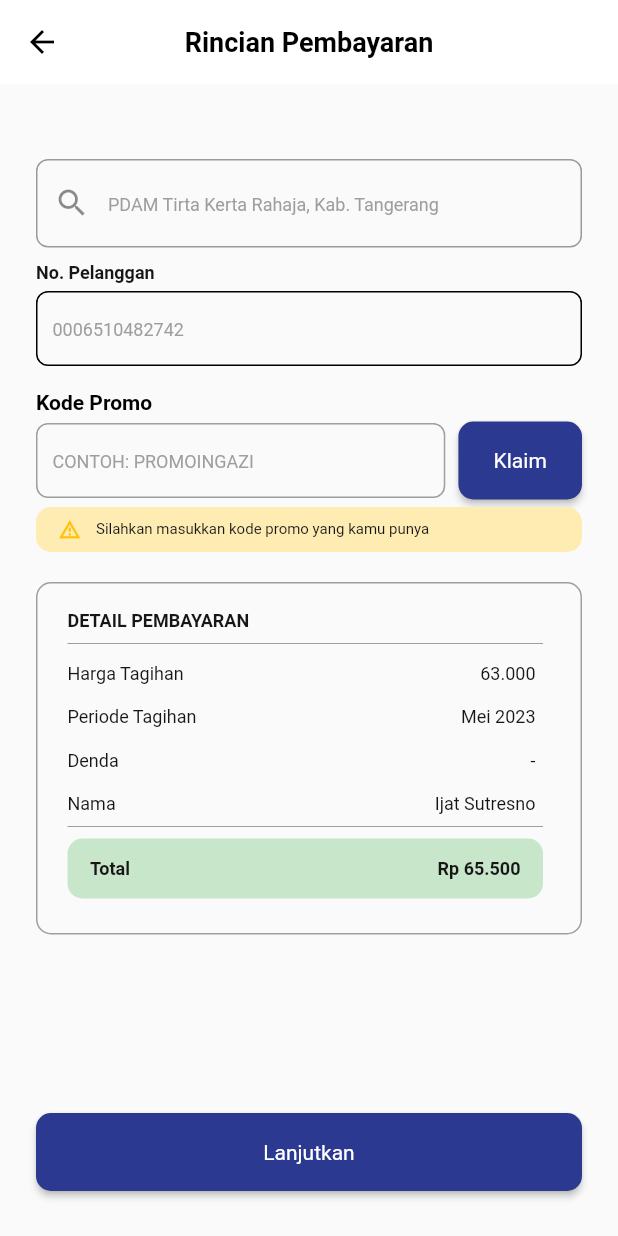
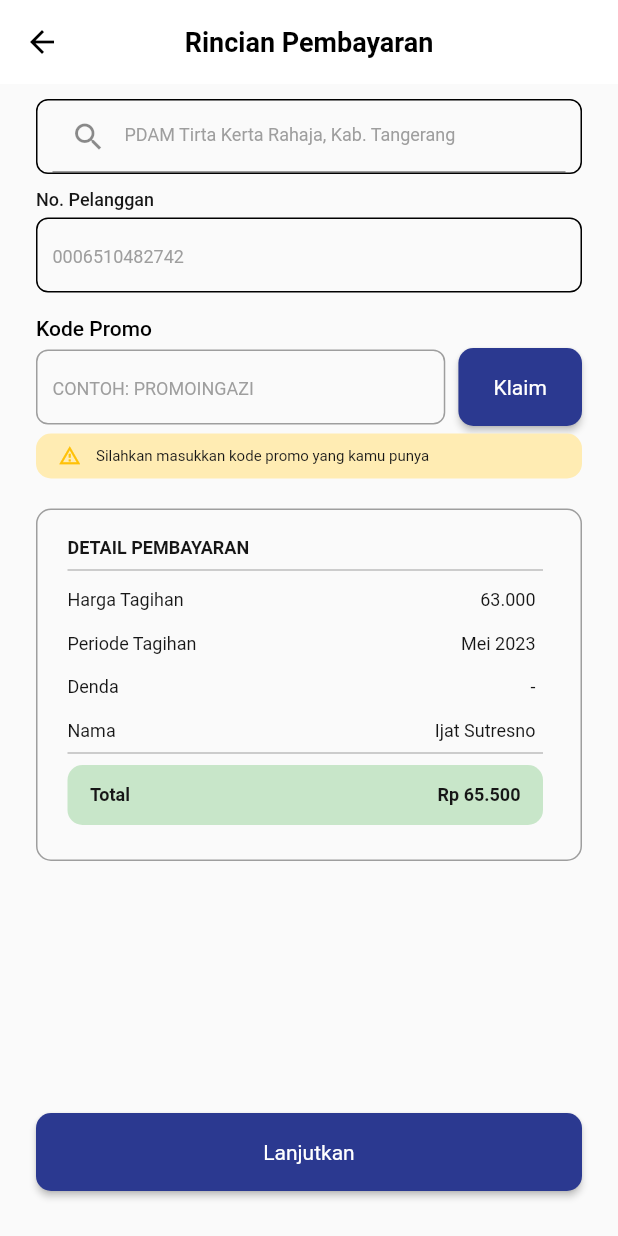
Before and after one commit to Kelompok10Capstone/Flutter_2023, a Flutter app: the screen it shows after launch, after a tap on "Lanjutkan", on a phone screen of 412 x 824 dp. Run offline on Flutter 3.47's test engine with Material 2 defaults, Android fonts, the phone set to English and light mode, and no system bars; our stand-ins replace google_fonts, pinput, shared_preferences, supercharged.

Commit message:
edit feature pdam

```diff
--- a/capstone_flutter/lib/view/screen/pdam_screen/payment_detail_screen.dart
+++ b/capstone_flutter/lib/view/screen/pdam_screen/payment_detail_screen.dart
@@ -43,8 +43,15 @@ class _PaymentDetailPdamState extends State<PaymentDetailPdam> {
           child: Column(
             crossAxisAlignment: CrossAxisAlignment.start,
             children: [
-              const SizedBox(height: 50),
-              TextField(
+              const SizedBox(height: 10),
+              Container(
+                width: double.infinity,
+                padding: const EdgeInsets.symmetric(horizontal: 10),
+                decoration: BoxDecoration(
+                  borderRadius: BorderRadius.circular(8),
+                  border: Border.all(color: Colors.black),
+                ),
+                child: TextField(
                   controller: wilayahController,
                   decoration: InputDecoration(
                       prefixIcon: InkWell(
@@ -58,11 +65,7 @@ class _PaymentDetailPdamState extends State<PaymentDetailPdam> {
                       ),
                       hintText: 'PDAM Tirta Kerta Rahaja, Kab. Tangerang',
                       hintStyle: blackFont12.copyWith(color: Colors.grey),
-                  filled: false,
-                  border: OutlineInputBorder(
-                    borderRadius: BorderRadius.circular(8),
-                    borderSide: const BorderSide(color: Colors.black),
-                  ),
+                      focusedBorder: InputBorder.none),
                 ),
               ),
               const SizedBox(
@@ -70,7 +73,7 @@ class _PaymentDetailPdamState extends State<PaymentDetailPdam> {
               ),
               Text(
                 'No. Pelanggan',
-                style: blackFont12.copyWith(fontWeight: FontWeight.bold),
+                style: blackFont12.copyWith(fontWeight: FontWeight.w500),
               ),
               const SizedBox(height: 5),
               Container(
@@ -96,7 +99,7 @@ class _PaymentDetailPdamState extends State<PaymentDetailPdam> {
               ),
               Text(
                 'Kode Promo',
-                style: blackFont14.copyWith(fontWeight: FontWeight.w700),
+                style: blackFont14.copyWith(fontWeight: FontWeight.w500),
               ),
               const SizedBox(height: 5),
               Row(
--- a/capstone_flutter/lib/view/screen/pdam_screen/payment_method_screen..dart
+++ b/capstone_flutter/lib/view/screen/pdam_screen/payment_method_screen..dart
@@ -30,7 +30,7 @@ class _PaymentMethodScreenState extends State<PaymentMethodScreen> {
         child: Column(
           crossAxisAlignment: CrossAxisAlignment.start,
           children: [
-            const SizedBox(height: 50),
+            const SizedBox(height: 10),
             Text(
               'Dari PT SOLUSINDO JAYA',
               style: blackFont12.copyWith(fontWeight: FontWeight.w700),
--- a/capstone_flutter/lib/view/screen/pdam_screen/pdam_screen.dart
+++ b/capstone_flutter/lib/view/screen/pdam_screen/pdam_screen.dart
@@ -41,8 +41,15 @@ class _PdamScreenState extends State<PdamScreen> {
           child: Column(
             crossAxisAlignment: CrossAxisAlignment.start,
             children: [
-              const SizedBox(height: 50),
-              TextField(
+              const SizedBox(height: 10),
+              Container(
+                width: double.infinity,
+                padding: const EdgeInsets.symmetric(horizontal: 10),
+                decoration: BoxDecoration(
+                  borderRadius: BorderRadius.circular(8),
+                  border: Border.all(color: Colors.black),
+                ),
+                child: TextField(
                   controller: wilayahController,
                   decoration: InputDecoration(
                       prefixIcon: InkWell(
@@ -56,11 +63,7 @@ class _PdamScreenState extends State<PdamScreen> {
                       ),
                       hintText: 'Cari Wilayah',
                       hintStyle: blackFont12.copyWith(color: Colors.grey),
-                  filled: false,
-                  border: OutlineInputBorder(
-                    borderRadius: BorderRadius.circular(8),
-                    borderSide: const BorderSide(color: Colors.black),
-                  ),
+                      focusedBorder: InputBorder.none),
                 ),
               ),
               const SizedBox(height: 20),
```
Also changed, not shown: capstone_flutter/lib/view/screen/pdam_screen/region_screen.dart (+15 -11 lines). Lines whose indentation alone changed are shown as unchanged.
